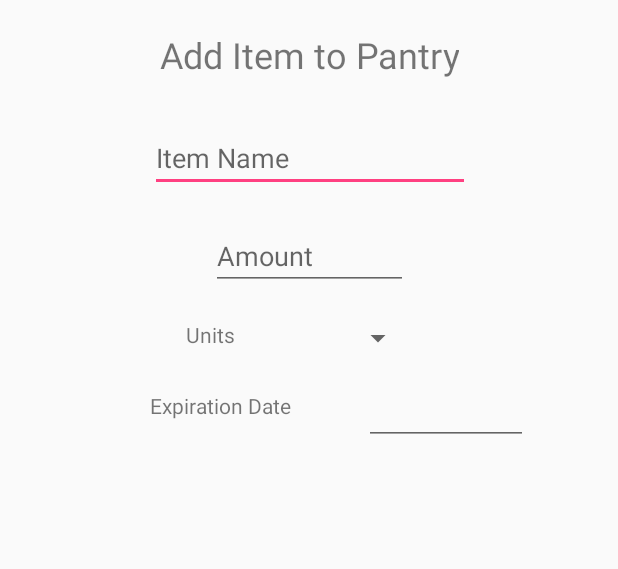
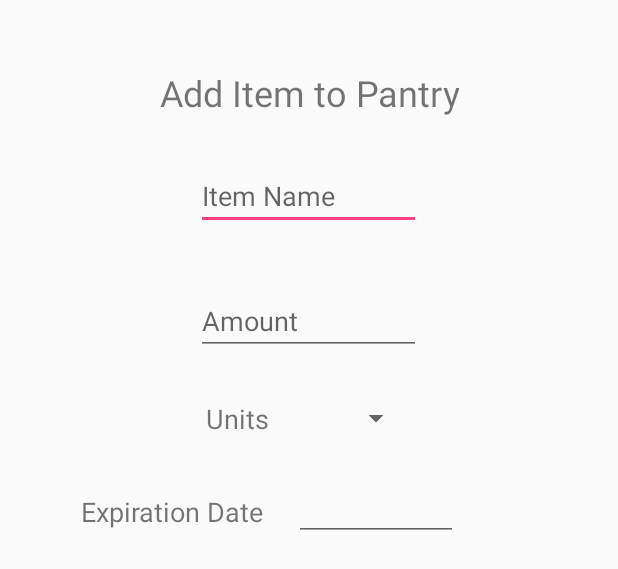
Before and after one commit to tribby5/PantryPals, an Android app: the layout modal_add_item.xml on its own in the app's theme, with its tools: preview values and no code run, on a phone screen of 412 x 824 dp. Shown: the top 569 px of the screen. Run offline under Robolectric (Android 15) with nearby library versions, the phone set to English and light mode, and no system bars.

Commit message:
Fixed modals for adding and editing items

```diff
--- a/app/src/main/res/layout/modal_add_item.xml
+++ b/app/src/main/res/layout/modal_add_item.xml
@@ -1,100 +1,99 @@
 <?xml version="1.0" encoding="utf-8"?>
-<android.support.constraint.ConstraintLayout
+<LinearLayout
     xmlns:android="http://schemas.android.com/apk/res/android"
     xmlns:app="http://schemas.android.com/apk/res-auto"
-    xmlns:tools="http://schemas.android.com/tools"
+    android:orientation="vertical"
     android:layout_width="match_parent"
-    android:layout_height="match_parent">
+    android:layout_height="match_parent"
+    android:padding="25dp">
 
     <TextView
         android:id="@+id/edit_title"
         android:layout_width="wrap_content"
         android:layout_height="wrap_content"
-        android:layout_marginEnd="8dp"
-        android:layout_marginStart="8dp"
         android:layout_marginTop="20dp"
         android:text="@string/add_item_title"
         android:textAlignment="center"
+        android:layout_gravity="center"
         android:textSize="24sp"
-        app:layout_constraintEnd_toEndOf="parent"
-        app:layout_constraintStart_toStartOf="parent"
-        app:layout_constraintTop_toTopOf="parent" />
+         />
 
 
     <EditText
         android:id="@+id/itemName"
-        android:layout_width="wrap_content"
+        android:layout_width="150dp"
         android:layout_height="wrap_content"
         android:layout_marginBottom="8dp"
         android:layout_marginEnd="8dp"
         android:layout_marginStart="8dp"
         android:layout_marginTop="30dp"
-        android:ems="10"
         android:hint="@string/item_name"
         android:inputType="textPersonName"
-        app:layout_constraintEnd_toEndOf="parent"
-        app:layout_constraintHorizontal_bias="0.503"
-        app:layout_constraintStart_toStartOf="parent"
-        app:layout_constraintTop_toBottomOf="@+id/edit_title" />
+        android:layout_gravity="center"
+        />
 
     <EditText
         android:id="@+id/amount"
-        android:layout_width="131dp"
-        android:layout_height="0dp"
+        android:layout_width="150dp"
+        android:layout_height="wrap_content"
         android:layout_marginEnd="8dp"
         android:layout_marginStart="8dp"
-        android:layout_marginTop="20dp"
-        android:ems="10"
+        android:layout_marginTop="30dp"
         android:hint="@string/amount"
         android:inputType="number"
-        app:layout_constraintEnd_toEndOf="parent"
-        app:layout_constraintStart_toStartOf="parent"
-        app:layout_constraintTop_toBottomOf="@+id/itemName" />
+        android:layout_gravity="center"
+      />
 
+    <LinearLayout
+        android:layout_width="match_parent"
+        android:layout_height="wrap_content"
+        android:layout_gravity="center"
+        android:gravity="center"
+        android:layout_marginTop="30dp">
         <TextView
             android:id="@+id/units"
             android:layout_width="wrap_content"
             android:layout_height="wrap_content"
-        android:layout_marginStart="124dp"
-        android:layout_marginTop="20dp"
             android:text="@string/units"
-        app:layout_constraintStart_toStartOf="parent"
-        app:layout_constraintTop_toBottomOf="@+id/amount" />
+            android:layout_marginEnd="20dp"
+            android:textAlignment="center"
+            android:textSize="18dp"
+            />
 
         <Spinner
             android:id="@+id/measurement_unit"
             android:layout_width="75dp"
             android:layout_height="wrap_content"
-        android:layout_marginStart="44dp"
-        android:layout_marginTop="20dp"
-        app:layout_constraintStart_toEndOf="@+id/units"
-        app:layout_constraintTop_toBottomOf="@+id/amount" />
+           />
 
+    </LinearLayout>
+
+    <LinearLayout
+        android:layout_width="match_parent"
+        android:layout_height="wrap_content"
+        android:gravity="center"
+        android:layout_marginTop="30dp">
         <TextView
             android:id="@+id/expirationDateLabel"
             android:layout_width="wrap_content"
             android:layout_height="wrap_content"
-        android:layout_marginEnd="24dp"
+            android:layout_marginEnd="20dp"
             android:layout_marginStart="8dp"
-        android:layout_marginTop="28dp"
             android:text="@string/expiration_date"
-        app:layout_constraintEnd_toStartOf="@+id/expirationDate"
-        app:layout_constraintHorizontal_bias="0.787"
-        app:layout_constraintStart_toStartOf="parent"
-        app:layout_constraintTop_toBottomOf="@+id/units" />
+            android:textAlignment="center"
+            android:textSize="18dp"
+          />
 
         <EditText
             android:id="@+id/expirationDate"
             android:layout_width="109dp"
             android:layout_height="39dp"
             android:layout_marginEnd="60dp"
-        android:layout_marginTop="20dp"
-        android:ems="10"
             android:inputType="date"
-        app:layout_constraintEnd_toEndOf="parent"
-        app:layout_constraintTop_toBottomOf="@+id/measurement_unit" />
+            />
+    </LinearLayout>
 
 
 
 
-</android.support.constraint.ConstraintLayout>
+</LinearLayout>
```
Also changed, not shown: app/src/main/res/layout/modal_edit_item.xml (+59 -25 lines). Lines whose indentation alone changed are shown as unchanged.
